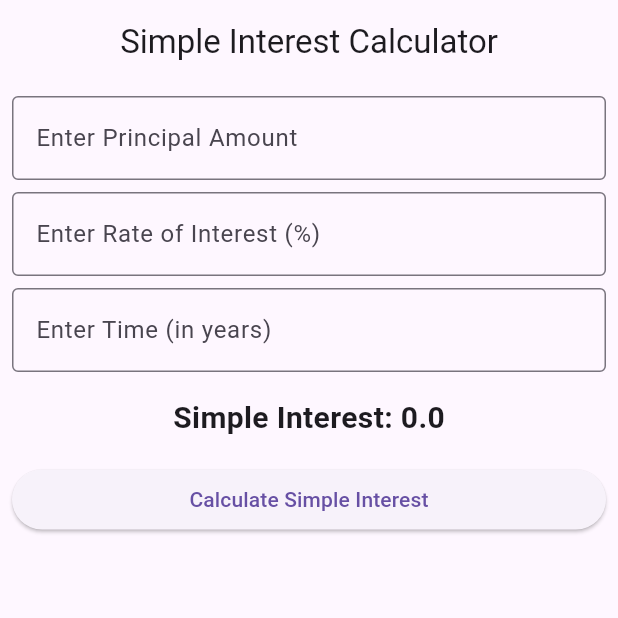
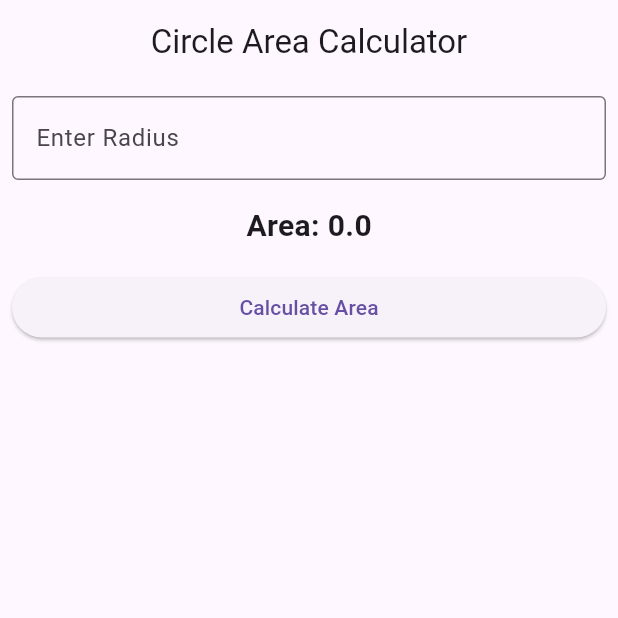
Before and after one commit to bayes-ashok/first_assignment, a Flutter app: the screen it shows after launch, on a phone screen of 412 x 824 dp, the top half of it. Run offline on Flutter 3.47's test engine with Material 3 defaults, Android fonts, the phone set to English and light mode, and no system bars.

Commit message:
area of circle done

```diff
--- a/lib/app.dart
+++ b/lib/app.dart
@@ -1,3 +1,4 @@
+import 'package:first_assignment/view/area_of_circle.dart';
 import 'package:first_assignment/view/arithmetic.dart';
 import 'package:first_assignment/view/simple_interest.dart';
 import 'package:flutter/material.dart';
@@ -9,7 +10,7 @@ class MyApp extends StatelessWidget {
   Widget build(BuildContext context) {
     return const MaterialApp(
       debugShowCheckedModeBanner: false,
-      home: SimpleInterest(),
+      home: AreaOfCircle(),
     );
   }
 }
--- a/lib/view/area_of_circle.dart
+++ b/lib/view/area_of_circle.dart
@@ -0,0 +1,60 @@
+import 'package:flutter/material.dart';
+
+class AreaOfCircle extends StatefulWidget {
+  const AreaOfCircle({super.key});
+
+  @override
+  State<AreaOfCircle> createState() => _AreaOfCircleState();
+}
+
+class _AreaOfCircleState extends State<AreaOfCircle> {
+  double radius = 0;
+  double area = 0;
+
+  @override
+  Widget build(BuildContext context) {
+    return Scaffold(
+      appBar: AppBar(
+        title: const Text('Circle Area Calculator'),
+        centerTitle: true,
+      ),
+      body: Padding(
+        padding: const EdgeInsets.all(8.0),
+        child: Column(
+          children: [
+            TextField(
+              onChanged: (value) {
+                radius = double.tryParse(value) ?? 0;
+              },
+              keyboardType: TextInputType.number,
+              decoration: const InputDecoration(
+                border: OutlineInputBorder(),
+                labelText: 'Enter Radius',
+              ),
+            ),
+            const SizedBox(height: 16),
+            Text(
+              'Area: $area',
+              style: const TextStyle(
+                fontSize: 20,
+                fontWeight: FontWeight.bold,
+              ),
+            ),
+            const SizedBox(height: 16),
+            SizedBox(
+              width: double.infinity,
+              child: ElevatedButton(
+                onPressed: () {
+                  setState(() {
+                    area = (22 / 7) * radius * radius;
+                  });
+                },
+                child: const Text('Calculate Area'),
+              ),
+            ),
+          ],
+        ),
+      ),
+    );
+  }
+}
```
